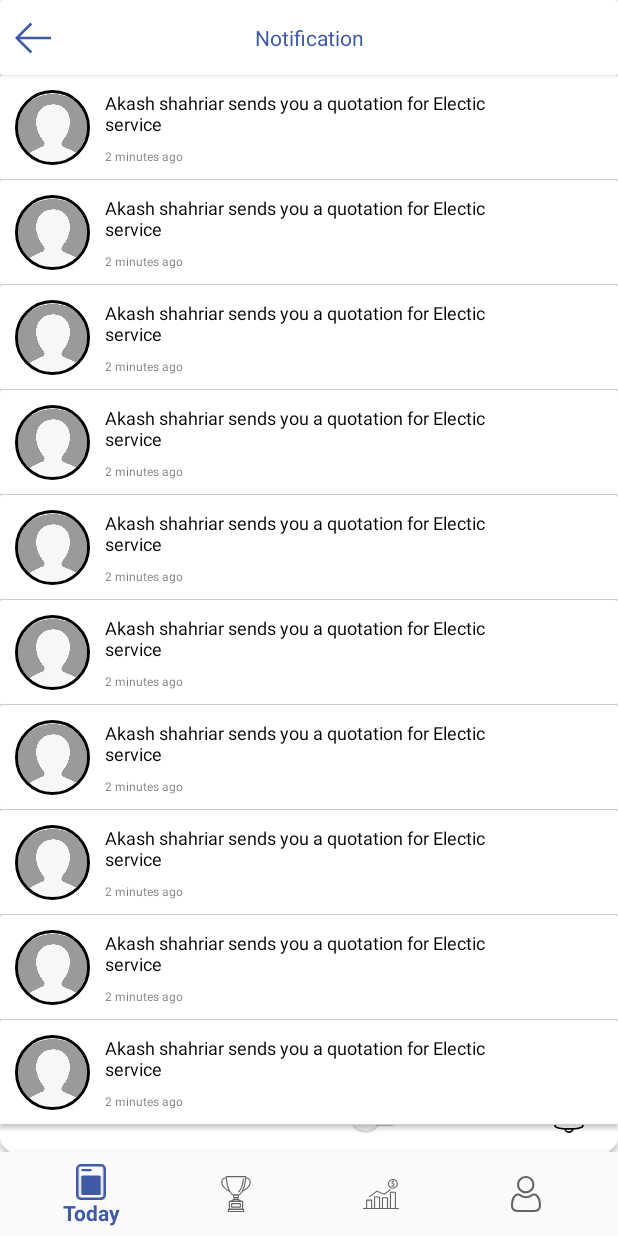
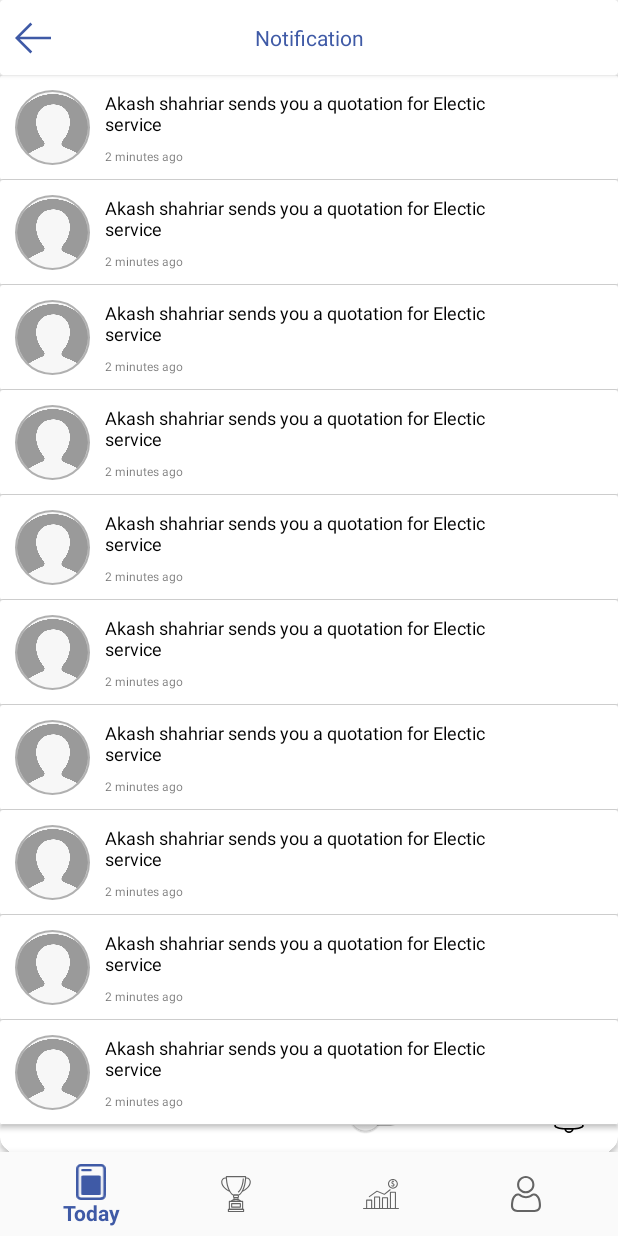
Before and after one commit to AkashShahriar55/Adme, an Android app: the fragment Notification_Fragment placed in its activity, on a phone screen of 412 x 824 dp. Run offline under Robolectric (Android 15) with nearby library versions, the light colour scheme and no system bars; our stand-ins replace CircleImageView, navigation-ui; 3 statements that could not run were skipped.

Commit message:
notification click update

```diff
--- a/app/src/main/res/layout/notification_item.xml
+++ b/app/src/main/res/layout/notification_item.xml
@@ -21,8 +21,8 @@
             android:layout_marginTop="10dp"
             android:layout_marginBottom="10dp"
             android:src="@drawable/profile"
-            app:civ_border_color="#FF000000"
-            app:civ_border_width="2dp"
+            app:civ_border_color="#4F000000"
+            app:civ_border_width="1dp"
             app:layout_constraintBottom_toBottomOf="parent"
             app:layout_constraintStart_toStartOf="parent"
             app:layout_constraintTop_toTopOf="parent" />
```
Also changed, not shown: app/src/main/java/com/example/adme/Activities/ui/today/NotificationItemInventoryAdapter.java (+13 -1 lines).
